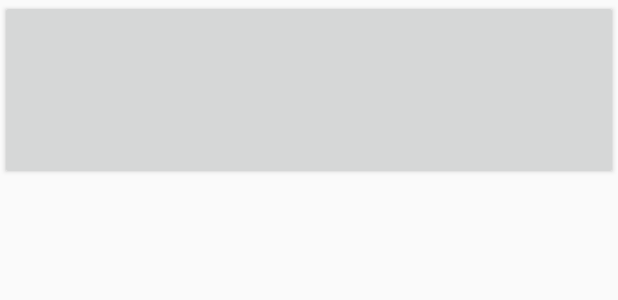
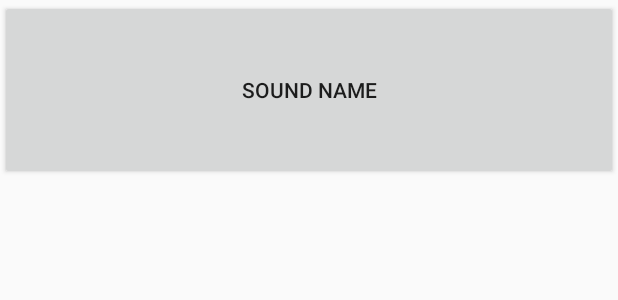
Before and after one commit to masonstevens95/BigNerdRanch-Data-Binding-and-MVVM-Study, an Android app: the layout list_item_sound.xml on its own in the app's theme, with its tools: preview values and no code run, on a phone screen of 412 x 824 dp. Shown: the top 300 px of the screen. Run offline under Robolectric (Android 15) with nearby library versions, the phone set to English and light mode, and no system bars.

Commit message:
ch 20 finished

```diff
--- a/app/src/main/java/galacticgadgets/galactic/android/bignerdranchdatabindingandmvvmstudy/BeatBox.kt
+++ b/app/src/main/java/galacticgadgets/galactic/android/bignerdranchdatabindingandmvvmstudy/BeatBox.kt
@@ -26,6 +26,10 @@ class BeatBox(private val assets: AssetManager) {
         sound.soundId?.let{
             soundPool.play(it, Math.random().toFloat()*2.0f, Math.random().toFloat()*2.0f, 1, 0, 1.0f)
         }
+    }
+
+    fun release() {
+        soundPool.release()
     }
 
     //get list of assets
--- a/app/src/main/res/layout/list_item_sound.xml
+++ b/app/src/main/res/layout/list_item_sound.xml
@@ -11,5 +11,7 @@
   <Button
       android:layout_width="match_parent"
       android:layout_height="120dp"
-      tools:text="@{viewModel.title}"/>
+      android:onClick="@{() -> viewModel.onButtonClicked()"
+      android:text="@{viewModel.title}"
+      tools:text="Sound Name"/>
 </layout>
```
Also changed, not shown: app/src/main/java/galacticgadgets/galactic/android/bignerdranchdatabindingandmvvmstudy/MainActivity.kt (+7 -0 lines).
